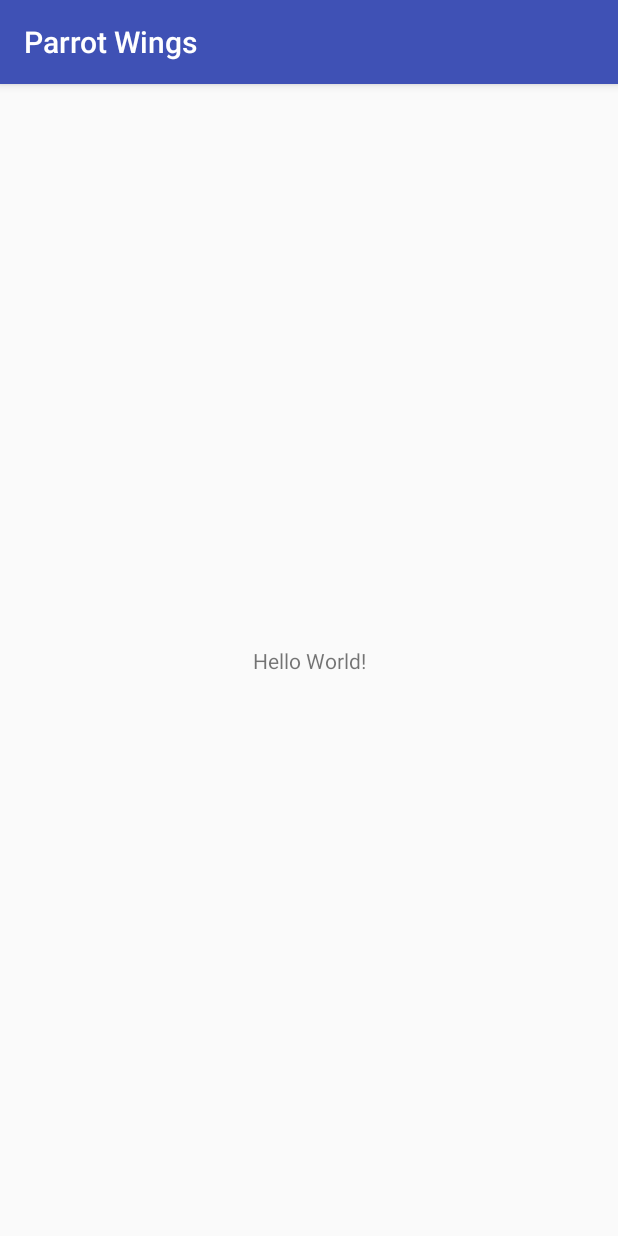
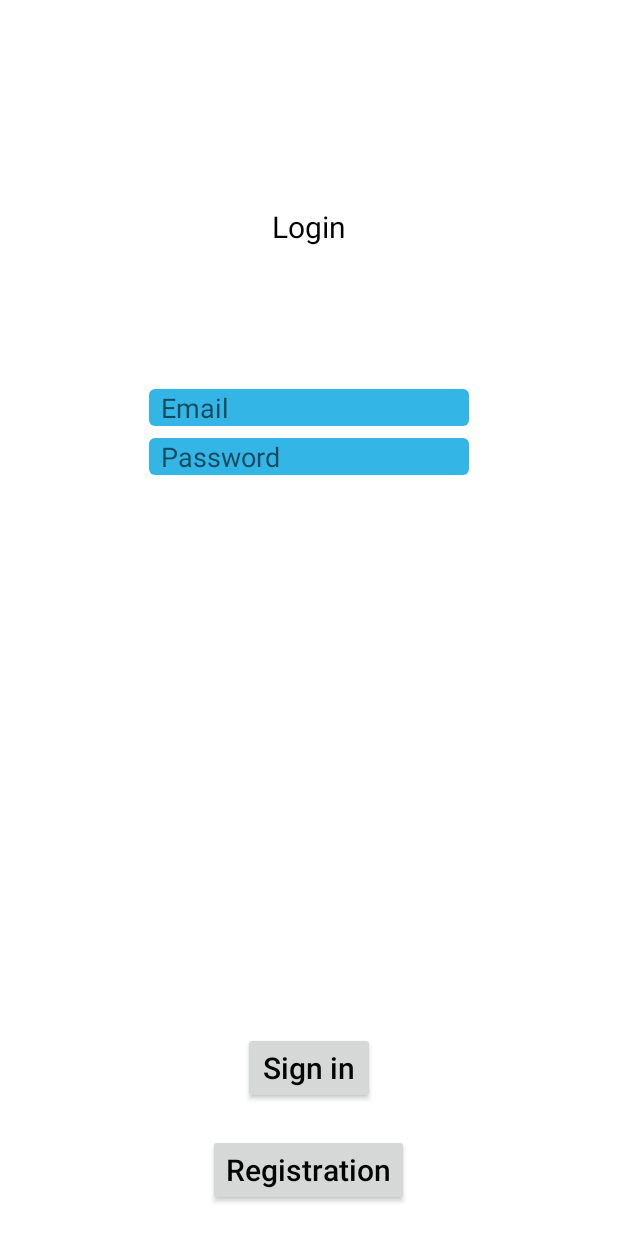
Before and after one commit to roman-shpuntov/pw, an Android app: the screen it shows after launch (MainActivity before the commit, LoginActivity after it), on a phone screen of 412 x 824 dp. Run offline under Robolectric (Android 15) with nearby library versions, the phone set to English and light mode, and no system bars.

Commit message:
add register/login/logo layouts. add parser login.

```diff
--- /dev/null
+++ b/app/src/main/java/parrotwings/com/parrotwings/LoginActivity.java
@@ -0,0 +1,36 @@
+package parrotwings.com.parrotwings;
+
+import android.content.Intent;
+import android.support.v7.app.AppCompatActivity;
+import android.os.Bundle;
+import android.view.View;
+import android.widget.Button;
+
+public class LoginActivity extends AppCompatActivity {
+	private Button		mRegistration;
+	private Button		mSignin;
+
+	@Override
+	protected void onCreate(Bundle savedInstanceState) {
+		super.onCreate(savedInstanceState);
+		setContentView(R.layout.activity_login);
+
+		mRegistration = findViewById(R.id.login_reg);
+		mRegistration.setOnClickListener(new View.OnClickListener() {
+			@Override
+			public void onClick(View view) {
+				Intent intent = new Intent(LoginActivity.this, RegisterActivity.class);
+				startActivity(intent);
+				finish();
+			}
+		});
+
+		mSignin = findViewById(R.id.login_signin);
+		mSignin.setOnClickListener(new View.OnClickListener() {
+			@Override
+			public void onClick(View view) {
+
+			}
+		});
+	}
+}
--- /dev/null
+++ b/app/src/main/java/parrotwings/com/parrotwings/LogoActivity.java
@@ -0,0 +1,50 @@
+package parrotwings.com.parrotwings;
+
+import android.content.Intent;
+import android.support.v7.app.AppCompatActivity;
+import android.os.Bundle;
+import android.view.Window;
+import android.view.WindowManager;
+
+import java.util.Timer;
+import java.util.TimerTask;
+
+public class LogoActivity extends AppCompatActivity {
+	private Timer	mTimer;
+
+	@Override
+	protected void onCreate(Bundle savedInstanceState) {
+		super.onCreate(savedInstanceState);
+
+		requestWindowFeature(Window.FEATURE_NO_TITLE);
+		getWindow().setFlags(WindowManager.LayoutParams.FLAG_FULLSCREEN,
+				WindowManager.LayoutParams.FLAG_FULLSCREEN);
+
+		setContentView(R.layout.activity_logo);
+	}
+
+	@Override
+	protected void onResume() {
+		mTimer = new Timer();
+		mTimer.schedule(new closeActivityTask(), 1000);
+
+		super.onResume();
+	}
+
+	class closeActivityTask extends TimerTask {
+		@Override
+		public void run() {
+			runOnUiThread(new Runnable() {
+				@Override
+				public void run() {
+					mTimer.cancel();
+
+					Intent intent = new Intent(LogoActivity.this, LoginActivity.class);
+					startActivity(intent);
+
+					finish();
+				}
+			});
+		}
+	}
+}
--- a/app/src/main/java/parrotwings/com/parrotwings/PWUtil/PWConnection.java
+++ b/app/src/main/java/parrotwings/com/parrotwings/PWUtil/PWConnection.java
@@ -38,7 +38,7 @@ import javax.net.ssl.HttpsURLConnection;
 
 public class PWConnection {
 	public interface PWConnectionInterface {
-		void pwConnectionRecv(String result);
+		void onRecv(String result);
 	}
 
 	private static volatile PWConnection	mInstance;
@@ -71,12 +71,12 @@ public class PWConnection {
 		return mInstance;
 	}
 
-	public void addListener(PWConnectionInterface ecnotitem) {
-		mListeners.add(ecnotitem);
+	public void addListener(PWConnectionInterface listener) {
+		mListeners.add(listener);
 	}
 
-	public void removeListener(PWConnectionInterface ecnotitem) {
-		mListeners.remove(ecnotitem);
+	public void removeListener(PWConnectionInterface listener) {
+		mListeners.remove(listener);
 	}
 
 	private static String convertInputStreamToString(InputStream inputStream) throws IOException{
@@ -172,7 +172,7 @@ public class PWConnection {
 			ListIterator<PWConnectionInterface> itr = mListeners.listIterator();
 			while (itr.hasNext()) {
 				PWConnectionInterface iface = itr.next();
-				iface.pwConnectionRecv(result);
+				iface.onRecv(result);
 			}
 		}
 	}
--- /dev/null
+++ b/app/src/main/res/drawable/rounded_box.xml
@@ -0,0 +1,10 @@
+<?xml version="1.0" encoding="utf-8"?>
+<shape xmlns:android="http://schemas.android.com/apk/res/android"
+android:shape="rectangle" android:padding="2dp">
+	<solid android:color="@android:color/holo_blue_light"/>
+	<corners
+		android:bottomRightRadius="4dp"
+		android:bottomLeftRadius="4dp"
+		android:topLeftRadius="4dp"
+		android:topRightRadius="4dp"/>
+</shape>
--- /dev/null
+++ b/app/src/main/res/layout/activity_login.xml
@@ -0,0 +1,129 @@
+<?xml version="1.0" encoding="utf-8"?>
+<android.support.constraint.ConstraintLayout
+	xmlns:android="http://schemas.android.com/apk/res/android"
+	xmlns:app="http://schemas.android.com/apk/res-auto"
+	xmlns:tools="http://schemas.android.com/tools"
+	android:layout_width="match_parent"
+	android:layout_height="match_parent"
+	android:background="@android:color/white"
+	tools:context="parrotwings.com.parrotwings.LoginActivity">
+
+	<LinearLayout
+		android:layout_width="fill_parent"
+		android:layout_height="fill_parent"
+		android:orientation="vertical">
+
+		<LinearLayout
+			android:layout_width="match_parent"
+			android:layout_height="0dp"
+			android:layout_weight="1"
+			android:orientation="vertical">
+
+			<LinearLayout
+				android:layout_width="match_parent"
+				android:layout_height="0dp"
+				android:orientation="vertical"
+				android:gravity="bottom"
+				android:layout_weight="2">
+
+				<TextView
+					android:layout_width="match_parent"
+					android:layout_height="wrap_content"
+					android:layout_marginTop="8dp"
+					app:layout_constraintEnd_toEndOf="parent"
+					app:layout_constraintHorizontal_bias="0.5"
+					app:layout_constraintStart_toStartOf="parent"
+					app:layout_constraintTop_toBottomOf="parent"
+					android:text="Login"
+					android:textSize="20sp"
+					android:textColor="@android:color/black"
+					android:gravity="center_horizontal"/>
+
+			</LinearLayout>
+
+			<LinearLayout
+				android:layout_width="match_parent"
+				android:layout_height="0dp"
+				android:orientation="vertical"
+				android:gravity="center"
+				android:layout_weight="3">
+
+				<EditText
+					android:id="@+id/login_email"
+					android:layout_width="wrap_content"
+					android:layout_height="wrap_content"
+					android:layout_marginBottom="0dp"
+					android:layout_marginEnd="0dp"
+					android:layout_marginStart="0dp"
+					android:layout_marginTop="0dp"
+					android:background="@drawable/rounded_box"
+					android:ems="10"
+					android:hint="Email"
+					android:inputType="textPersonName"
+					android:paddingLeft="8dp"
+					android:paddingStart="8dp"
+					android:paddingRight="8dp"
+					android:paddingEnd="8dp"
+					android:text=""
+					app:layout_constraintBottom_toBottomOf="parent"
+					app:layout_constraintEnd_toEndOf="parent"
+					app:layout_constraintStart_toStartOf="parent"
+					app:layout_constraintTop_toTopOf="parent"/>
+
+				<EditText
+					android:id="@+id/login_password"
+					android:layout_width="wrap_content"
+					android:layout_height="wrap_content"
+					android:layout_marginBottom="0dp"
+					android:layout_marginEnd="0dp"
+					android:layout_marginStart="0dp"
+					android:layout_marginTop="8dp"
+					android:background="@drawable/rounded_box"
+					android:ems="10"
+					android:hint="Password"
+					android:inputType="textPersonName"
+					android:paddingLeft="8dp"
+					android:paddingStart="8dp"
+					android:paddingRight="8dp"
+					android:paddingEnd="8dp"
+					android:text=""
+					app:layout_constraintBottom_toBottomOf="parent"
+					app:layout_constraintEnd_toEndOf="parent"
+					app:layout_constraintStart_toStartOf="parent"
+					app:layout_constraintTop_toTopOf="parent"/>
+
+			</LinearLayout>
+		</LinearLayout>
+
+		<LinearLayout
+			android:layout_width="match_parent"
+			android:layout_height="0dp"
+			android:layout_weight="1"
+			android:gravity="bottom"
+			android:orientation="vertical">
+
+			<Button
+				android:id="@+id/login_signin"
+				android:layout_width="wrap_content"
+				android:layout_height="wrap_content"
+				android:layout_marginBottom="20dp"
+				android:text="Sign in"
+				android:textAllCaps="false"
+				android:textSize="20sp"
+				android:textColor="@android:color/black"
+				android:layout_gravity="center"/>
+
+			<Button
+				android:id="@+id/login_reg"
+				android:layout_width="wrap_content"
+				android:layout_height="wrap_content"
+				android:layout_marginBottom="20dp"
+				android:text="Registration"
+				android:textAllCaps="false"
+				android:textSize="20sp"
+				android:textColor="@android:color/black"
+				android:layout_gravity="center"/>
+
+		</LinearLayout>
+	</LinearLayout>
+</android.support.constraint.ConstraintLayout>
--- a/app/src/main/res/values/styles.xml
+++ b/app/src/main/res/values/styles.xml
@@ -1,4 +1,12 @@
 <resources>
+
+	<style name="AppThemeNoBar" parent="Theme.AppCompat.Light.NoActionBar">
+		<item name="colorPrimary">@color/colorPrimary</item>
+		<item name="colorPrimaryDark">@color/colorPrimaryDark</item>
+		<item name="colorAccent">@color/colorAccent</item>
+		<item name="windowActionModeOverlay">true</item>
+		<item name="windowNoTitle">true</item>
+	</style>
 
 	<!-- Base application theme. -->
 	<style name="AppTheme" parent="Theme.AppCompat.Light.DarkActionBar">
```
Also changed, not shown: app/src/main/AndroidManifest.xml (+13 -5 lines), app/src/main/java/parrotwings/com/parrotwings/PWUtil/PWParser.java (+116 -14 lines), app/src/main/java/parrotwings/com/parrotwings/PWUtil/PWState.java (added, +16 -0 lines), app/src/main/java/parrotwings/com/parrotwings/PWUtil/PWUser.java (+7 -0 lines), app/src/main/java/parrotwings/com/parrotwings/RegisterActivity.java (added, +36 -0 lines), app/src/main/res/layout/activity_logo.xml (added, +34 -0 lines), app/src/main/res/layout/activity_main.xml (+55 -7 lines), app/src/main/res/layout/activity_register.xml (added, +140 -0 lines), app/build.gradle (indentation only).
